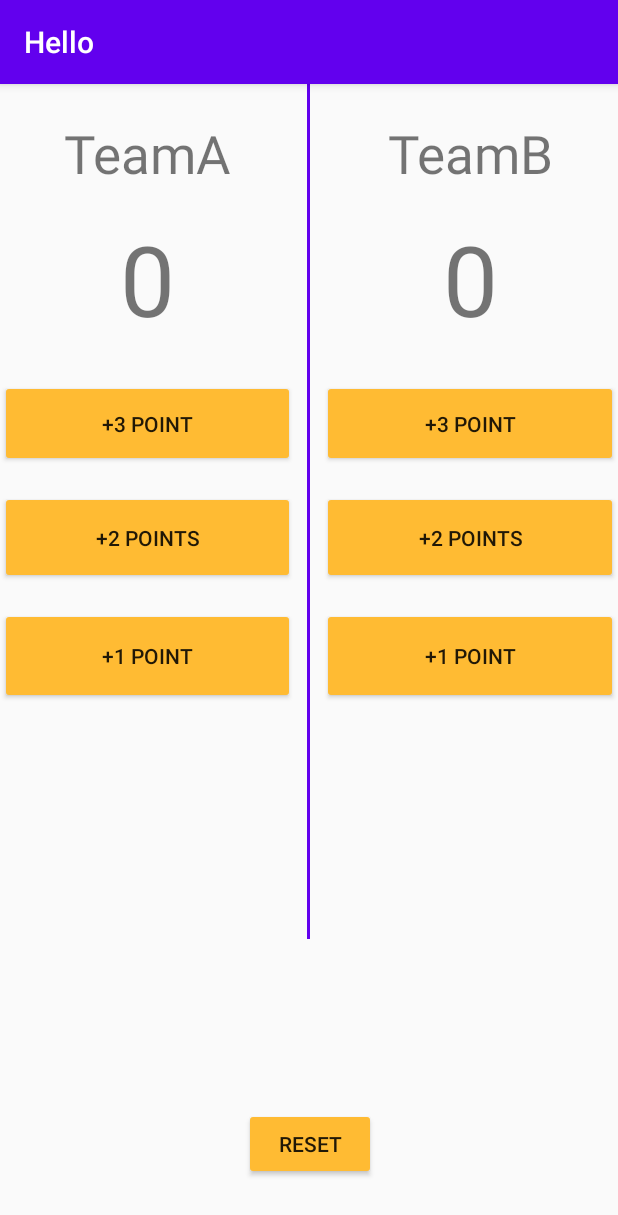
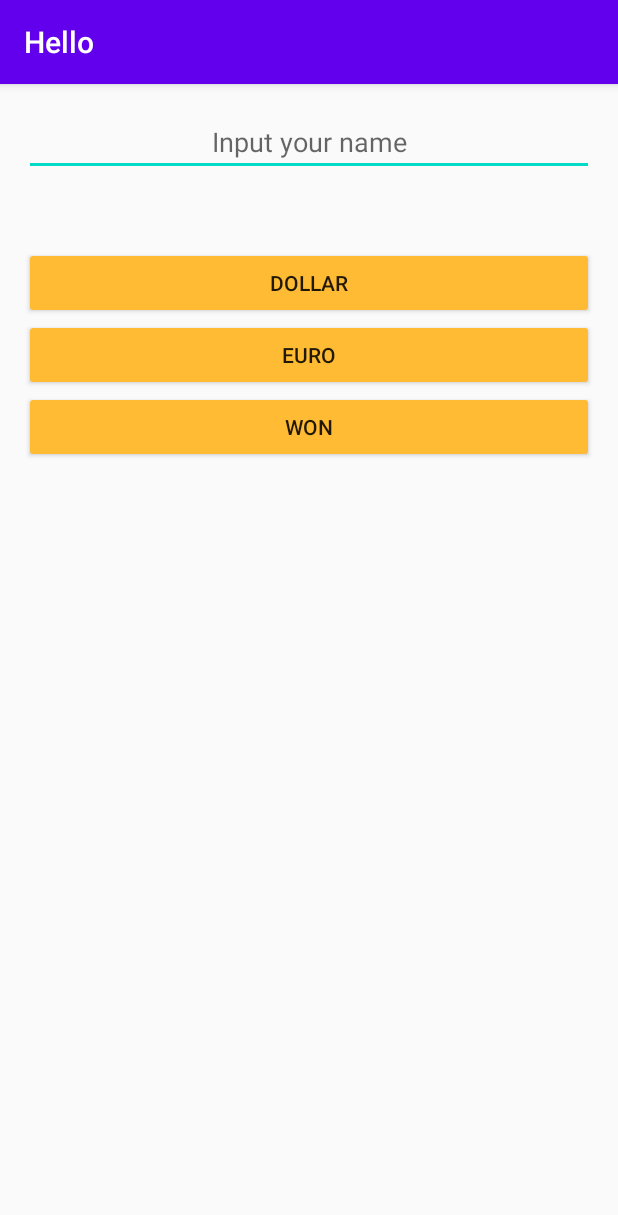
Before and after one commit to zshenf190882/FirstApp, an Android app: the screen it shows after launch (Main3Activity before the commit, RateActivity after it), on a phone screen of 412 x 824 dp. Shown: the top 1215 px of the screen. Run offline under Robolectric (Android 15) with nearby library versions, the phone set to English and light mode, and no system bars.

Commit message:
汇率计算

```diff
--- a/app/src/main/AndroidManifest.xml
+++ b/app/src/main/AndroidManifest.xml
@@ -9,21 +9,26 @@
         android:roundIcon="@mipmap/ic_launcher_round"
         android:supportsRtl="true"
         android:theme="@style/AppTheme">
-<!--        <activity android:name=".MainActivity">-->
-<!--            <intent-filter>-->
-<!--                <action android:name="android.intent.action.MAIN" />-->
-
-<!--                <category android:name="android.intent.category.LAUNCHER" />-->
-<!--            </intent-filter>-->
-<!--        </activity>-->
-        <activity android:name=".Main3Activity">
+        <activity android:name=".RateActivity">
             <intent-filter>
                 <action android:name="android.intent.action.MAIN" />
 
                 <category android:name="android.intent.category.LAUNCHER" />
             </intent-filter>
         </activity>
+        <!-- <activity android:name=".MainActivity"> -->
+        <!-- <intent-filter> -->
+        <!-- <action android:name="android.intent.action.MAIN" /> -->
+        <!-- <category android:name="android.intent.category.LAUNCHER" /> -->
+        <!-- </intent-filter> -->
+        <!-- </activity> -->
+        <activity android:name=".Main3Activity">
+<!--            <intent-filter>-->
+<!--                <action android:name="android.intent.action.MAIN" />-->
 
+<!--                <category android:name="android.intent.category.LAUNCHER" />-->
+<!--            </intent-filter>-->
+        </activity>
     </application>
 
 </manifest>
--- /dev/null
+++ b/app/src/main/java/com/example/firstapp/RateActivity.java
@@ -0,0 +1,42 @@
+package com.example.firstapp;
+
+import android.os.Bundle;
+import android.view.View;
+import android.widget.EditText;
+import android.widget.TextView;
+import android.widget.Toast;
+
+import androidx.appcompat.app.AppCompatActivity;
+
+public class RateActivity extends AppCompatActivity {
+    EditText rmb;
+    TextView show;
+
+    @Override
+    protected void onCreate(Bundle savedInstanceState) {
+        super.onCreate(savedInstanceState);
+        setContentView(R.layout.activity_rate);
+        rmb =(EditText) findViewById(R.id.rmb);
+        show=(TextView) findViewById(R.id.showOut);
+    }
+    public  void OnClick(View btn){
+        String str =rmb.getText().toString();
+        float r=0;
+        if(str.length()>0){
+            r=Float.parseFloat(str);
+        }else{
+            Toast.makeText(this,"请输入金额",Toast.LENGTH_SHORT).show();
+        }
+
+        if(btn.getId()==R.id.btn_dollar){
+            float val =r*(1/6.7f);
+            show.setText(String.valueOf(val));
+        }else if(btn.getId()==R.id.btn_euro){
+            float val=r*(1/11.0f);
+            show.setText(String.valueOf(val));
+        }else{
+            float val=r*500;
+            show.setText(String.valueOf(val));
+        }
+    }
+}
--- /dev/null
+++ b/app/src/main/res/layout/activity_rate.xml
@@ -0,0 +1,51 @@
+<?xml version="1.0" encoding="utf-8"?>
+<LinearLayout xmlns:android="http://schemas.android.com/apk/res/android"
+    xmlns:app="http://schemas.android.com/apk/res-auto"
+    xmlns:tools="http://schemas.android.com/tools"
+    android:layout_width="match_parent"
+    android:layout_height="match_parent"
+    android:orientation="vertical"
+    android:paddingBottom="16dp"
+    android:paddingLeft="16dp"
+    android:paddingRight="16dp"
+    android:paddingTop="16dp"
+    tools:context=".RateActivity">
+
+    <EditText
+        android:id="@+id/rmb"
+        android:layout_width="match_parent"
+        android:layout_height="wrap_content"
+        android:gravity="center"
+        android:inputType="numberDecimal"
+        android:hint="@string/hint_txt"
+         />
+
+    <TextView
+        android:id="@+id/showOut"
+        android:layout_width="match_parent"
+        android:layout_height="wrap_content"
+        android:gravity="center"
+        android:textSize="35sp"
+         />
+
+    <Button
+        android:id="@+id/btn_dollar"
+        android:layout_width="match_parent"
+        android:layout_height="wrap_content"
+        android:onClick="OnClick"
+        android:text="@string/btn_dollar_label" />
+
+    <Button
+        android:id="@+id/btn_euro"
+        android:layout_width="match_parent"
+        android:layout_height="wrap_content"
+        android:onClick="OnClick"
+        android:text="@string/btn_euro_label" />
+
+    <Button
+        android:id="@+id/btn_won"
+        android:layout_width="match_parent"
+        android:layout_height="wrap_content"
+        android:onClick="OnClick"
+        android:text="@string/btn_won_label" />
+</LinearLayout>
--- a/app/src/main/res/values/strings.xml
+++ b/app/src/main/res/values/strings.xml
@@ -25,5 +25,9 @@
     <string name="show" translatable="false">温度转换器</string>
     <string name="hint_inp" translatable="false">请输入摄氏温度</string>
     <string name="result" translatable="false"></string>
-    <string name="teamName">teamName</string>
+    <string name="btn_dollar_label" translatable="false">Dollar</string>
+    <string name="btn_euro_label" translatable="false">Euro</string>
+    <string name="btn_won_label" translatable="false">Won</string>
+    <string name="rmb_hint" translatable="false">Input RMB</string>
+
 </resources>
```
